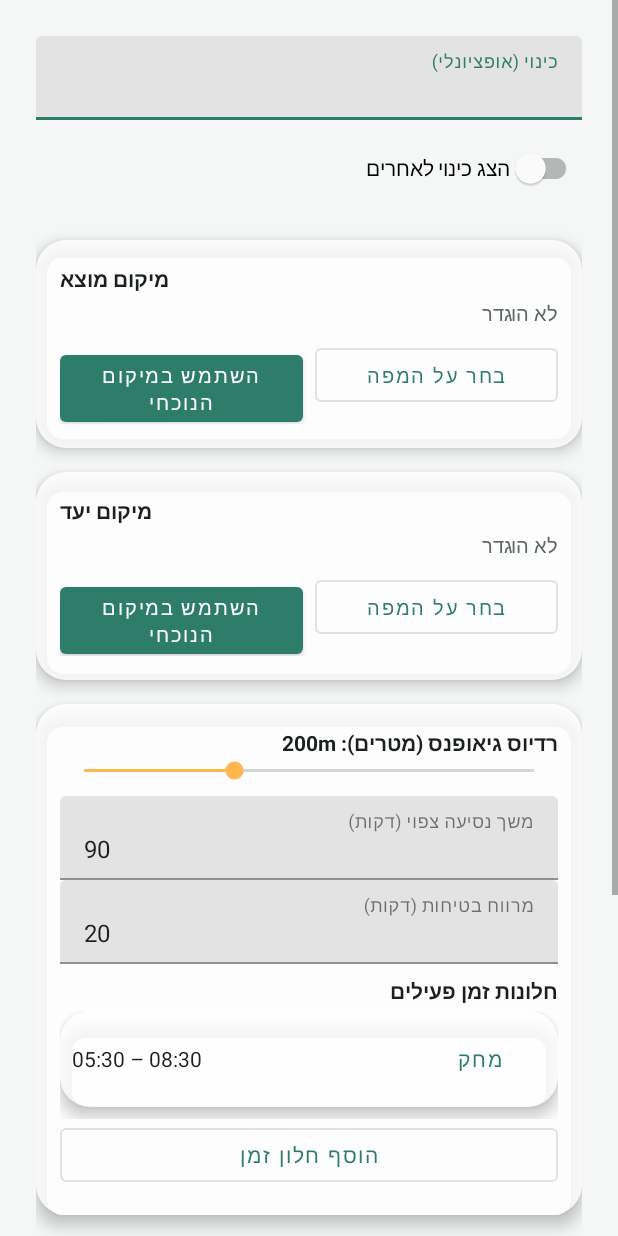
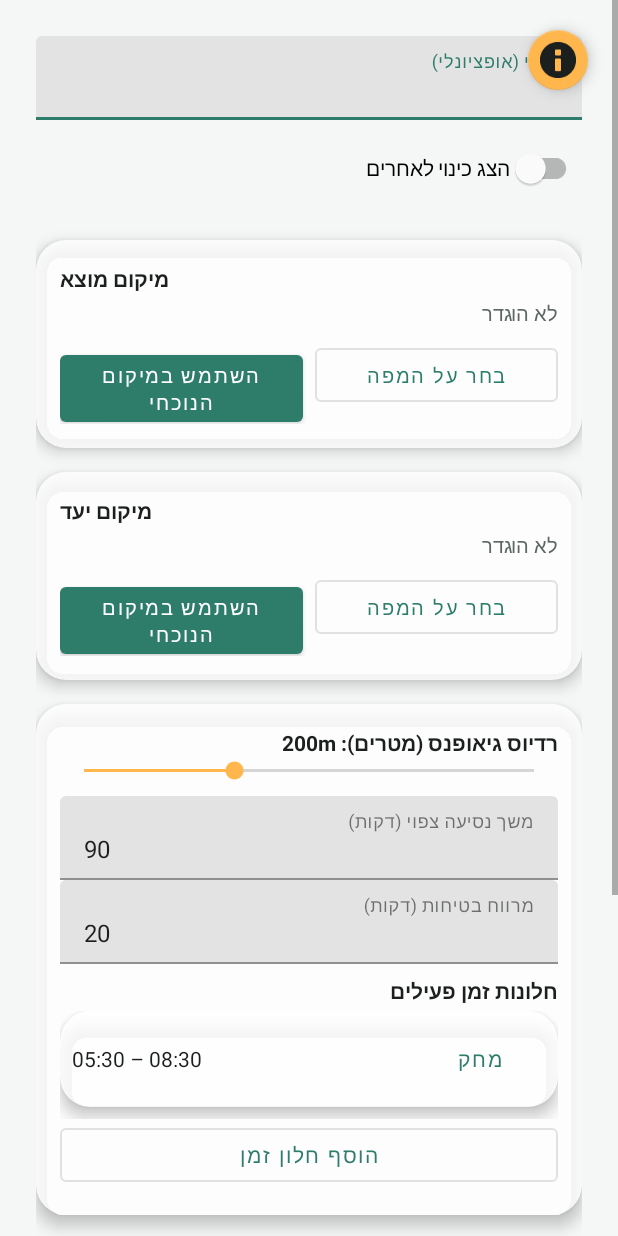
Before and after one commit to shimonhoter/transportation_location_sharing, an Android app: the SettingsActivity screen opened directly, with no data from a screen before it, on a phone screen of 412 x 824 dp. Run offline under Robolectric (Android 15) with nearby library versions, the phone set to English and light mode, and no system bars.

Commit message:
Add a help button to the Settings screen
Mirrors the main screen's help button: a small FAB overlaid on the
Settings scroll view opens a dialog explaining each field (nickname,
origin/destination, geofence radius, trip duration/safety margin,
active time windows, active days, location update interval) and how
it feeds into the auto-start/auto-stop broadcasting conditions.

Co-Authored-By: Claude Sonnet 5 <noreply@anthropic.com>
Claude-Session: https://claude.ai/code/session_01B9TmSu4LDiP2H4gaGacLuC

```diff
--- a/app/src/main/java/com/shimonhoter/ridelocationshare/SettingsActivity.kt
+++ b/app/src/main/java/com/shimonhoter/ridelocationshare/SettingsActivity.kt
@@ -80,6 +80,15 @@ class SettingsActivity : AppCompatActivity() {
         })
 
         binding.btnSave.setOnClickListener { save() }
+        binding.btnSettingsHelp.setOnClickListener { showHelp() }
+    }
+
+    private fun showHelp() {
+        AlertDialog.Builder(this)
+            .setTitle(R.string.settings_help_title)
+            .setMessage(R.string.settings_help_body)
+            .setPositiveButton(R.string.help_close_button, null)
+            .show()
     }
 
     private fun loadFromPrefs() {
--- a/app/src/main/res/layout/activity_settings.xml
+++ b/app/src/main/res/layout/activity_settings.xml
@@ -1,6 +1,10 @@
 <?xml version="1.0" encoding="utf-8"?>
-<ScrollView xmlns:android="http://schemas.android.com/apk/res/android"
+<FrameLayout xmlns:android="http://schemas.android.com/apk/res/android"
     xmlns:app="http://schemas.android.com/apk/res-auto"
+    android:layout_width="match_parent"
+    android:layout_height="match_parent">
+
+<ScrollView
     android:layout_width="match_parent"
     android:layout_height="match_parent"
     android:background="@color/background"
@@ -273,3 +277,16 @@
 
     </LinearLayout>
 </ScrollView>
+
+    <com.google.android.material.floatingactionbutton.FloatingActionButton
+        android:id="@+id/btnSettingsHelp"
+        style="@style/Widget.MaterialComponents.FloatingActionButton"
+        android:layout_width="wrap_content"
+        android:layout_height="wrap_content"
+        android:layout_gravity="top|end"
+        android:layout_margin="@dimen/spacing_md"
+        android:contentDescription="@string/help_menu_item"
+        app:srcCompat="@android:drawable/ic_dialog_info"
+        app:fabSize="mini" />
+
+</FrameLayout>
--- a/app/src/main/res/values/strings.xml
+++ b/app/src/main/res/values/strings.xml
@@ -62,6 +62,25 @@
     </string>
 
     <!-- Settings -->
+    <string name="settings_help_title">עזרה - מסך ההגדרות</string>
+    <string name="settings_help_body">
+    <![CDATA[כינוי (אופציונלי) — תווית קבועה שתוצג לצופים אחרים רק אם המתג «הצג כינוי לאחרים» דלוק. ברירת המחדל: בלי כינוי בכלל.
+
+מוצא ויעד — נקודות ההסעה שלכם. קובעים אותן בלחיצה על «השתמש במיקום הנוכחי» או «בחר על המפה» (המפה זזה מתחת לסמן קבוע במרכז). המוצא ורדיוס הגיאופנס יחד קובעים מתי שידור אוטומטי יכול להתחיל: המכשיר חייב להיכנס לרדיוס הזה סביב המוצא, וגם לזוז בפועל לפחות 150 מטר מהנקודה שבה נכנס אליו — נוכחות בלבד לא מספיקה.
+
+רדיוס גיאופנס (מטרים) — עד כמה רחוק מהמוצא עדיין נחשב «אזור היציאה» לצורך תחילת שידור אוטומטי.
+
+משך נסיעה צפוי ומרווח בטיחות (דקות) — הסכום שלהם הוא טיימר הבטיחות: מכשיר שמשדר נעצר אוטומטית כעבור משך הנסיעה הצפוי בתוספת מרווח הבטיחות, נספר מרגע שהתחיל לשדר. שינוי כאן חל מיד גם על שידור שכבר פעיל, בלי לחכות לנסיעה הבאה.
+
+חלונות זמן פעילים — שעות היום שבהן שידור אוטומטי מותר לפעול. אפשר להוסיף כמה חלונות שרוצים (למשל בוקר וערב בנפרד), לערוך אותם בלחיצה או למחוק — חובה להשאיר לפחות חלון אחד פעיל. מחוץ לחלונות ולימים הפעילים, האפליקציה לא בודקת כלום ברקע.
+
+ימי פעילות — באילו ימים בשבוע שידור אוטומטי מורשה לפעול בכלל.
+
+קצב עדכון מיקום — כל כמה שניות מכשיר משדר שולח עדכון מיקום בזמן שידור פעיל (3–30 שניות). שינוי כאן גם הוא חל מיד על שידור שכבר פעיל.
+
+«שמור» — שומר את כל ההגדרות שבמסך הזה ומחיל אותן באופן מיידי, כולל על שידור שכבר פעיל כרגע.]]>
+    </string>
+
     <string name="settings_title">הגדרות</string>
     <string name="nickname_label">כינוי (אופציונלי)</string>
     <string name="show_nickname_label">הצג כינוי לאחרים</string>
```
